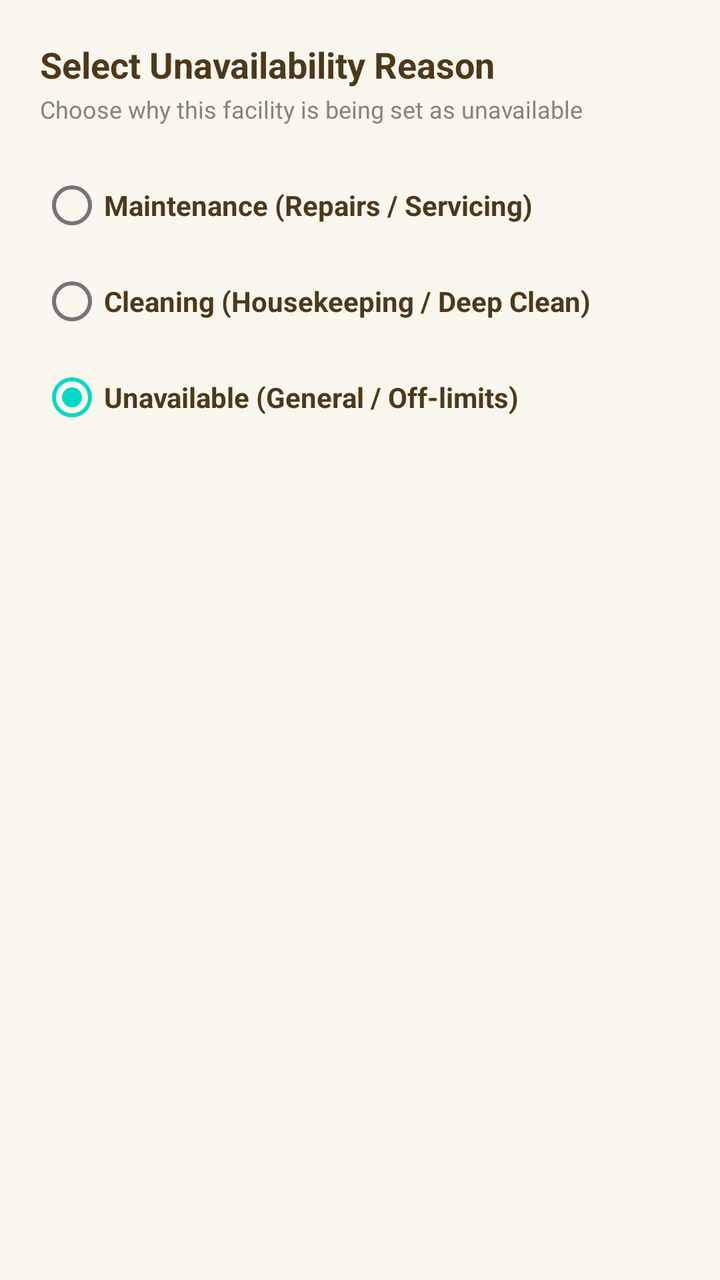
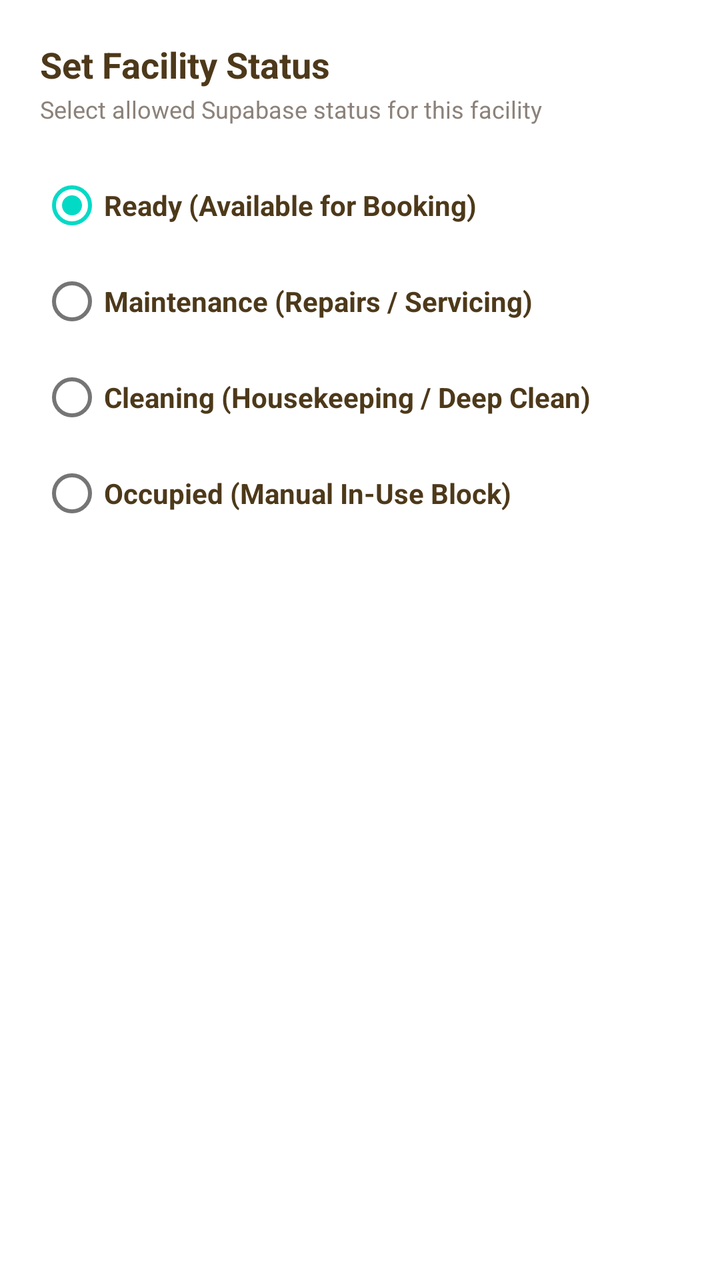

Compare the two renders of this Android layout. The source of the first and the diff that turns it into the second are given below.
<!-- AndroidManifest.xml: application theme Theme.CasaVista -->
<!-- res/layout/dialog_select_unavailable_reason.xml -->
<?xml version="1.0" encoding="utf-8"?>
<ScrollView xmlns:android="http://schemas.android.com/apk/res/android"
    xmlns:app="http://schemas.android.com/apk/res-auto"
    android:layout_width="match_parent"
    android:layout_height="wrap_content"
    android:fillViewport="true"
    android:overScrollMode="never">

    <LinearLayout
        android:layout_width="match_parent"
        android:layout_height="wrap_content"
        android:orientation="vertical"
        android:padding="20dp">

        <TextView
            android:layout_width="wrap_content"
            android:layout_height="wrap_content"
            android:text="Select Unavailability Reason"
            android:textColor="@color/admin_text_primary"
            android:textSize="18sp"
            android:textStyle="bold" />

        <TextView
            android:id="@+id/tvDialogRoomSub"
            android:layout_width="wrap_content"
            android:layout_height="wrap_content"
            android:layout_marginTop="2dp"
            android:text="Choose why this facility is being set as unavailable"
            android:textColor="@color/admin_text_secondary"
            android:textSize="12sp" />

        <RadioGroup
            android:id="@+id/radioGroupReasons"
            android:layout_width="match_parent"
            android:layout_height="wrap_content"
            android:layout_marginTop="16dp"
            android:orientation="vertical">

            <RadioButton
                android:id="@+id/radioMaintenance"
                android:layout_width="match_parent"
                android:layout_height="wrap_content"
                android:paddingVertical="8dp"
                android:text="Maintenance (Repairs / Servicing)"
                android:textColor="@color/admin_text_primary"
                android:textSize="14sp"
                android:textStyle="bold" />

            <RadioButton
                android:id="@+id/radioCleaning"
                android:layout_width="match_parent"
                android:layout_height="wrap_content"
                android:paddingVertical="8dp"
                android:text="Cleaning (Housekeeping / Deep Clean)"
                android:textColor="@color/admin_text_primary"
                android:textSize="14sp"
                android:textStyle="bold" />

            <RadioButton
                android:id="@+id/radioGeneralUnavailable"
                android:layout_width="match_parent"
                android:layout_height="wrap_content"
                android:checked="true"
                android:paddingVertical="8dp"
                android:text="Unavailable (General / Off-limits)"
                android:textColor="@color/admin_text_primary"
                android:textSize="14sp"
                android:textStyle="bold" />
        </RadioGroup>

    </LinearLayout>
</ScrollView>
<!-- resources referenced by this layout -->
<resources>
  <color name="admin_text_primary">#4D391A</color>
  <color name="admin_text_secondary">#8C827A</color>
  <style name="Theme.CasaVista" parent="Theme.MaterialComponents.Light.NoActionBar">
          <item name="colorPrimary">@color/button_bg</item>
          <item name="colorPrimaryVariant">@color/primary_dark</item>
          <item name="colorOnPrimary">#FFFFFF</item>
          <item name="android:windowBackground">@color/bg_primary</item>
          <item name="android:statusBarColor">@color/resort_bg</item>
          <item name="android:windowLightStatusBar">true</item>
          <item name="materialButtonStyle">@style/Widget.MaterialComponents.Button.UnelevatedButton</item>
          <item name="materialAlertDialogTheme">@style/MaterialAlertDialogTheme</item>
          <item name="alertDialogTheme">@style/MaterialAlertDialogTheme</item>
      </style>
  <color name="button_bg">#4A3718</color>
  <color name="primary_dark">#4A3718</color>
  <color name="bg_primary">#FAF7EE</color>
  <color name="resort_bg">#FAF7EE</color>
  <style name="MaterialAlertDialogTheme" parent="ThemeOverlay.MaterialComponents.MaterialAlertDialog">
          <item name="shapeAppearanceOverlay">@style/ShapeAppearance.Material3.Corner.Medium</item>
          <item name="colorSurface">@color/card_bg</item>
          <item name="android:background">@color/card_bg</item>
          <item name="colorOnSurface">@color/text_primary</item>
          <item name="colorPrimary">@color/accent_gold</item>
          <item name="colorAccent">@color/accent_gold</item>
      </style>
  <color name="card_bg">#FFFFFF</color>
  <color name="text_primary">#4D391A</color>
  <color name="accent_gold">#E2B743</color>
</resources>

<!-- the commit's change to res/layout/dialog_select_unavailable_reason.xml (unified diff, before → after) -->
@@ -3,10 +3,12 @@
     xmlns:app="http://schemas.android.com/apk/res-auto"
     android:layout_width="match_parent"
     android:layout_height="wrap_content"
+    android:background="@color/card_bg"
     android:fillViewport="true"
     android:overScrollMode="never">
 
     <LinearLayout
+        android:id="@+id/dialogStatusRootLayout"
         android:layout_width="match_parent"
         android:layout_height="wrap_content"
         android:orientation="vertical"
@@ -15,7 +17,7 @@
         <TextView
             android:layout_width="wrap_content"
             android:layout_height="wrap_content"
-            android:text="Select Unavailability Reason"
+            android:text="Set Facility Status"
             android:textColor="@color/admin_text_primary"
             android:textSize="18sp"
             android:textStyle="bold" />
@@ -25,7 +27,7 @@
             android:layout_width="wrap_content"
             android:layout_height="wrap_content"
             android:layout_marginTop="2dp"
-            android:text="Choose why this facility is being set as unavailable"
+            android:text="Select allowed Supabase status for this facility"
             android:textColor="@color/admin_text_secondary"
             android:textSize="12sp" />
 
@@ -37,7 +39,18 @@
             android:orientation="vertical">
 
             <RadioButton
-                android:id="@+id/radioMaintenance"
+                android:id="@+id/radioStatusReady"
+                android:layout_width="match_parent"
+                android:layout_height="wrap_content"
+                android:checked="true"
+                android:paddingVertical="8dp"
+                android:text="Ready (Available for Booking)"
+                android:textColor="@color/admin_text_primary"
+                android:textSize="14sp"
+                android:textStyle="bold" />
+
+            <RadioButton
+                android:id="@+id/radioStatusMaintenance"
                 android:layout_width="match_parent"
                 android:layout_height="wrap_content"
                 android:paddingVertical="8dp"
@@ -47,7 +60,7 @@
                 android:textStyle="bold" />
 
             <RadioButton
-                android:id="@+id/radioCleaning"
+                android:id="@+id/radioStatusCleaning"
                 android:layout_width="match_parent"
                 android:layout_height="wrap_content"
                 android:paddingVertical="8dp"
@@ -57,16 +70,72 @@
                 android:textStyle="bold" />
 
             <RadioButton
-                android:id="@+id/radioGeneralUnavailable"
+                android:id="@+id/radioStatusOccupied"
                 android:layout_width="match_parent"
                 android:layout_height="wrap_content"
-                android:checked="true"
                 android:paddingVertical="8dp"
-                android:text="Unavailable (General / Off-limits)"
+                android:text="Occupied (Manual In-Use Block)"
                 android:textColor="@color/admin_text_primary"
                 android:textSize="14sp"
                 android:textStyle="bold" />
         </RadioGroup>
 
+        
+        <LinearLayout
+            android:id="@+id/layoutMaintenanceScheduleDates"
+            android:layout_width="match_parent"
+            android:layout_height="wrap_content"
+            android:layout_marginTop="14dp"
+            android:orientation="vertical"
+            android:visibility="gone">
+
+            <TextView
+                android:layout_width="wrap_content"
+                android:layout_height="wrap_content"
+                android:text="BLOCK SCHEDULE DATES"
+                android:textColor="@color/admin_text_primary"
+                android:textSize="11sp"
+                android:textStyle="bold" />
+
+            <TextView
+                android:layout_width="wrap_content"
+                android:layout_height="wrap_content"
+                android:layout_marginTop="2dp"
+                android:text="Dates facility is unavailable to guests"
+                android:textColor="@color/admin_text_secondary"
+                android:textSize="11sp" />
+
+            <LinearLayout
+                android:layout_width="match_parent"
+                android:layout_height="wrap_content"
+                android:layout_marginTop="8dp"
+                android:orientation="horizontal">
+
+                <com.google.android.material.button.MaterialButton
+                    android:id="@+id/btnDialogDateFrom"
+                    style="@style/Widget.MaterialComponents.Button.OutlinedButton"
+                    android:layout_width="0dp"
+                    android:layout_height="wrap_content"
+                    android:layout_marginEnd="6dp"
+                    android:layout_weight="1"
+                    android:text="From: 2026-10-26"
+                    android:textAllCaps="false"
+                    android:textSize="11sp"
+                    app:strokeColor="@color/border_soft" />
+
+                <com.google.android.material.button.MaterialButton
+                    android:id="@+id/btnDialogDateTo"
+                    style="@style/Widget.MaterialComponents.Button.OutlinedButton"
+                    android:layout_width="0dp"
+                    android:layout_height="wrap_content"
+                    android:layout_marginStart="6dp"
+                    android:layout_weight="1"
+                    android:text="To: 2026-10-27"
+                    android:textAllCaps="false"
+                    android:textSize="11sp"
+                    app:strokeColor="@color/border_soft" />
+            </LinearLayout>
+        </LinearLayout>
+
     </LinearLayout>
 </ScrollView>
<!-- resource entries referenced after the edit -->
@@ -2,6 +2,7 @@
 <resources>
   <color name="admin_text_primary">#4D391A</color>
   <color name="admin_text_secondary">#8C827A</color>
+  <color name="border_soft">#EAE5D8</color>
   <style name="Theme.CasaVista" parent="Theme.MaterialComponents.Light.NoActionBar">
           <item name="colorPrimary">@color/button_bg</item>
           <item name="colorPrimaryVariant">@color/primary_dark</item>
